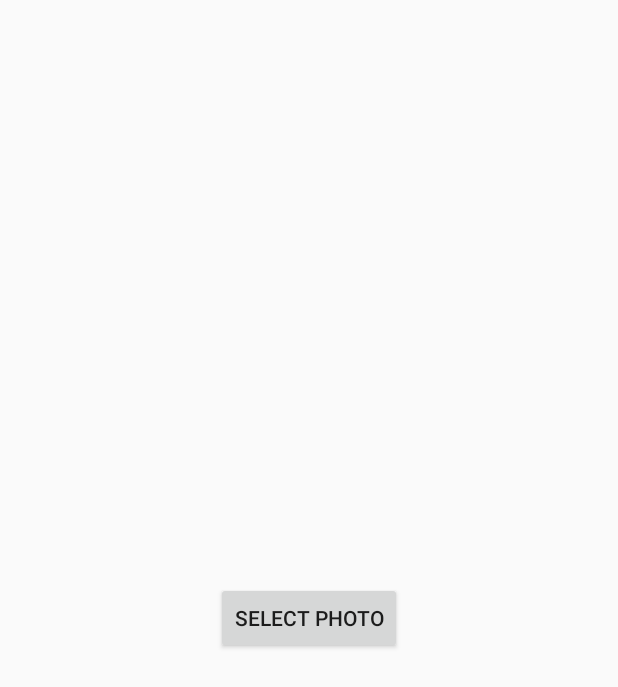
After one commit to spurd0/MovaviTest, an Android app: the fragment SelectPictureFragment shown on its own in the app's theme, on a phone screen of 412 x 824 dp. The commit adds this screen. Shown: the top 687 px of the screen. Run offline under Robolectric (Android 15) with nearby library versions, the phone set to English and light mode, and no system bars; 1 statement that could not run was skipped.

Commit message:
created fragments & init SelectPictureFragment

```diff
--- /dev/null
+++ b/app/src/main/java/com/babenko/movavitest/Fragments/SelectPictureFragment.java
@@ -0,0 +1,56 @@
+package com.babenko.movavitest.Fragments;
+
+import android.Manifest;
+import android.app.Activity;
+import android.app.Fragment;
+import android.os.Bundle;
+import android.support.annotation.Nullable;
+import android.view.LayoutInflater;
+import android.view.View;
+import android.view.ViewGroup;
+import android.widget.Button;
+
+import com.babenko.movavitest.Data.Codes;
+import com.babenko.movavitest.Helpers.UtilsHelper;
+import com.babenko.movavitest.Interfaces.SelectPictureInterface;
+import com.babenko.movavitest.MainActivity;
+import com.babenko.movavitest.R;
+
+/**
+ * Created by Roman Babenko (roman.babenko@sibers.com) on 8/31/2016.
+ */
+public class SelectPictureFragment extends Fragment {
+    SelectPictureInterface mInterface;
+
+    @Override
+    public View onCreateView(LayoutInflater inflater, ViewGroup container,
+                             Bundle savedInstanceState) {
+        return inflater.inflate(R.layout.select_picture_fragment, container, false);
+    }
+
+    @Override
+    public void onActivityCreated(@Nullable Bundle savedInstanceState) {
+        super.onActivityCreated(savedInstanceState);
+        initButton();
+        ((MainActivity) getActivity()).onSelectPictureFragmentCreated(this); // todo remake to event
+    }
+
+    private void initButton() {
+        Button startButton = (Button) getView().findViewById(R.id.startButton);
+        startButton.setOnClickListener(new View.OnClickListener() {
+            @Override
+            public void onClick(View view) {
+                String permission = Manifest.permission.READ_EXTERNAL_STORAGE;
+                if (UtilsHelper.checkPermission(getActivity(), permission)) {
+                    mInterface.openGalery();
+                } else {
+                    UtilsHelper.requestPermission(getActivity(), permission, Codes.READ_EXTERNAL_STORAGE_CODE);
+                }
+            }
+        });
+    }
+
+    public void setmInterface(SelectPictureInterface mInterface) {
+        this.mInterface = mInterface;
+    }
+}
--- /dev/null
+++ b/app/src/main/java/com/babenko/movavitest/Interfaces/SelectPIctureInterface.java
@@ -0,0 +1,8 @@
+package com.babenko.movavitest.Interfaces;
+
+/**
+ * Created by Roman Babenko (roman.babenko@sibers.com) on 8/31/2016.
+ */
+public interface SelectPictureInterface {
+    void openGalery();
+}
--- /dev/null
+++ b/app/src/main/res/layout/select_picture_fragment.xml
@@ -0,0 +1,14 @@
+<?xml version="1.0" encoding="utf-8"?>
+<RelativeLayout xmlns:android="http://schemas.android.com/apk/res/android"
+    android:orientation="vertical" android:layout_width="match_parent"
+    android:layout_height="match_parent">
+
+    <Button
+        android:layout_width="wrap_content"
+        android:layout_height="wrap_content"
+        android:text="@string/start_text"
+        android:id="@+id/startButton"
+        android:layout_centerVertical="true"
+        android:layout_centerHorizontal="true" />
+
+</RelativeLayout>
```
Also changed, not shown: app/src/main/java/com/babenko/movavitest/Fragments/ImageEditorFragment.java (added, +9 -0 lines), app/src/main/java/com/babenko/movavitest/MainActivity.java (+30 -22 lines), app/src/main/res/layout/activity_main.xml (+2 -11 lines).
